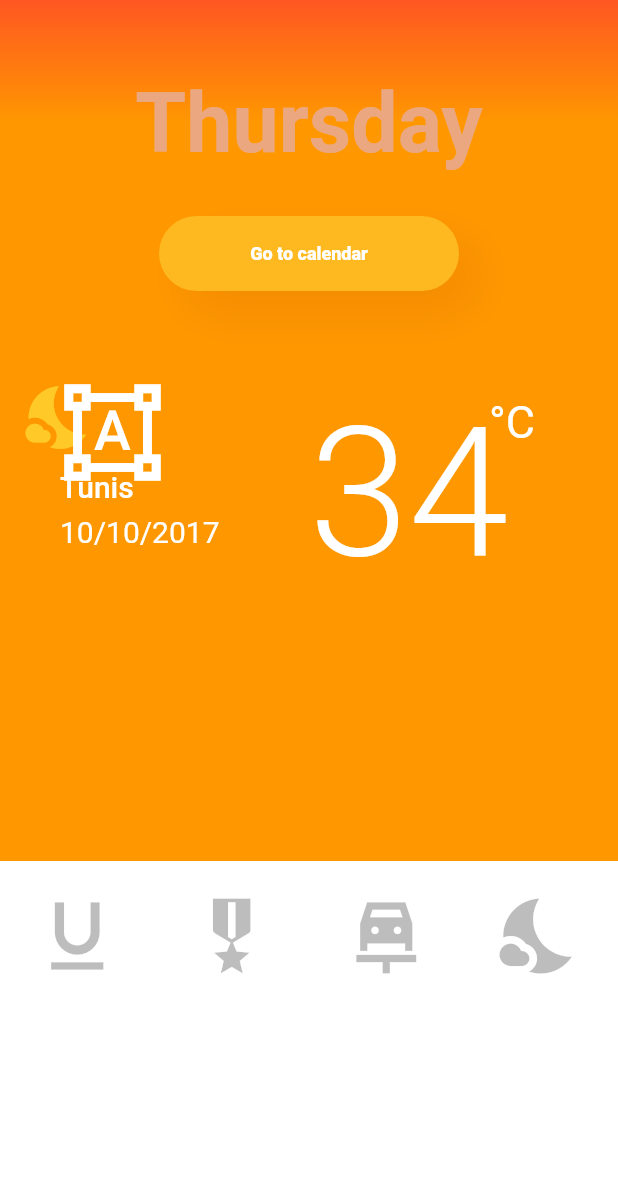
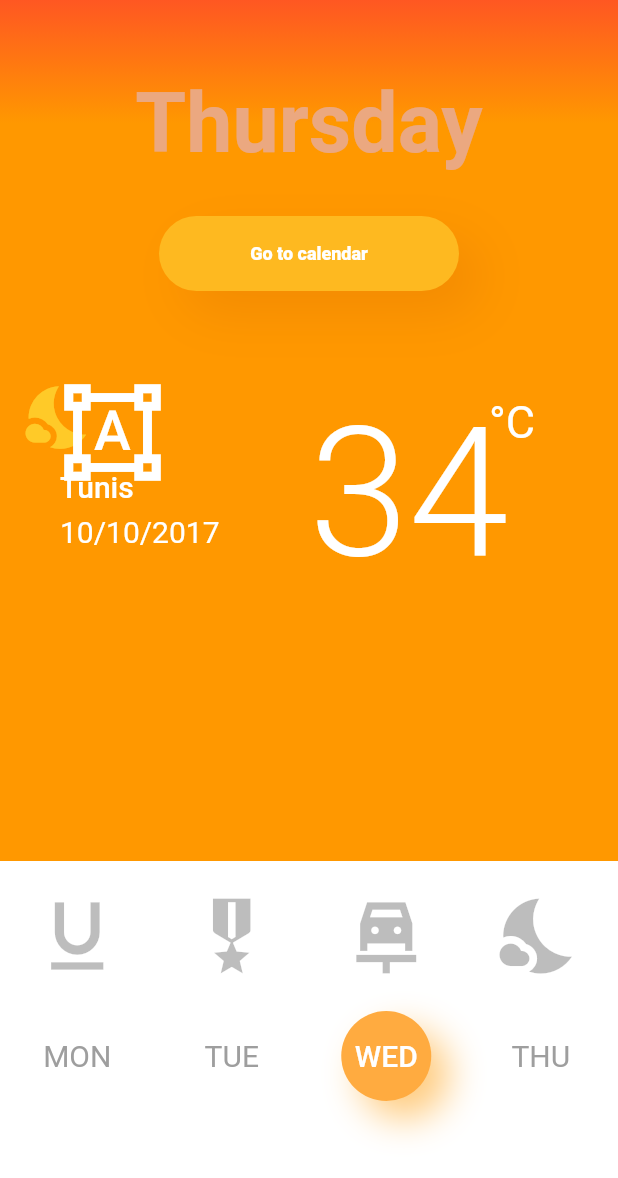
Before and after one commit to gmcruz123/flutter1, a Flutter app: the screen it shows after launch, on a phone screen of 412 x 824 dp. Shown: the top 1178 px of the screen. Run offline on Flutter 3.47's test engine with Material 2 defaults, Android fonts, the phone set to English and light mode, and no system bars.

Commit message:
final interfaz clima

```diff
--- a/lib/BackWheater.dart
+++ b/lib/BackWheater.dart
@@ -1,4 +1,6 @@
 import 'package:flutter/material.dart';
+import 'package:flutter_app/ClimaPackage/rowsWheather.dart';
+
 
 class BackWheater extends StatelessWidget{ // stateless significa que no tiene estado
                                            // Es decir no produce una reaccion no es un evento como lo es un boton
@@ -28,7 +30,8 @@ class BackWheater extends StatelessWidget{ // stateless significa que no tiene e
                     Expanded(child: new Icon( IconData(59450,fontFamily: 'MaterialIcons') , color: Colors.black26,size: 60.0)),
                     Expanded(child: new Icon( IconData(58416,fontFamily: 'MaterialIcons') , color: Colors.black26,size: 60.0))
                   ],
-                )
+                ),
+                RowsDays()
     ],
     )
              ,
--- /dev/null
+++ b/lib/ClimaPackage/rowsWheather.dart
@@ -0,0 +1,47 @@
+import 'package:flutter/material.dart';
+
+
+class RowsDays extends StatelessWidget {
+  @override
+  Widget build(BuildContext context) {
+    // TODO: implement build
+
+    final contenedorbtn =  Container(
+      child: Center(child: Text("WED", style: TextStyle(color: Colors.white, fontSize: 20.0, fontWeight: FontWeight.w500),)) ,
+      width: 60.0,
+      height: 60.0,
+      decoration: BoxDecoration(
+        color: Colors.orangeAccent,
+        shape: BoxShape.circle,
+        boxShadow: [BoxShadow(
+            color: Colors.orange[200],
+          blurRadius: 20.0,
+
+            offset: new Offset(12.0, 12.0)
+
+        )]
+      ),
+    );
+
+    final rowDaysvar = new Container(
+      margin: EdgeInsets.only(
+        top: 20.0
+      ),
+      child:
+      Row(
+        children: <Widget>[
+
+          Expanded(child: Center(child:Text("MON", style: TextStyle(color: Colors.grey,fontSize: 20.0)))),
+          Expanded(child: Center(child:Text("TUE", style: TextStyle(color: Colors.grey,fontSize: 20.0)))),
+          Expanded(child: contenedorbtn),
+          Expanded(child: Center(child:Text("THU", style: TextStyle(color: Colors.grey,fontSize: 20.0))))
+        ],)
+    );
+
+
+
+
+    return rowDaysvar;
+  }
+
+}
```
